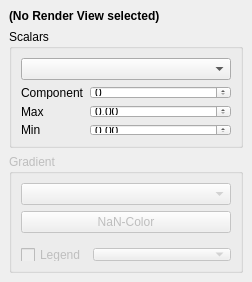
First picture: the form in gui/widgets/ColorMappingChooser.ui, repository kateyy/geohazardvis, before the edit.
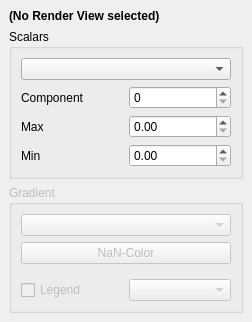
Second picture: the form after the edit.

Commit message: Fix ColorMappingChooser ui to work on windows+linux

The edit to the form file:
```diff
--- a/gui/widgets/ColorMappingChooser.ui
+++ b/gui/widgets/ColorMappingChooser.ui
@@ -7,7 +7,7 @@
     <x>0</x>
     <y>0</y>
     <width>252</width>
-    <height>304</height>
+    <height>351</height>
    </rect>
   </property>
   <property name="sizePolicy">
@@ -21,17 +21,11 @@
   </property>
   <widget class="QWidget" name="content">
    <property name="sizePolicy">
-    <sizepolicy hsizetype="Preferred" vsizetype="Fixed">
+    <sizepolicy hsizetype="Preferred" vsizetype="Maximum">
      <horstretch>0</horstretch>
      <verstretch>0</verstretch>
     </sizepolicy>
    </property>
-   <property name="maximumSize">
-    <size>
-     <width>16777215</width>
-     <height>282</height>
-    </size>
-   </property>
    <layout class="QVBoxLayout" name="mainLayout">
     <item>
      <widget class="QLabel" name="relatedRenderView">
@@ -51,12 +45,6 @@
     </item>
     <item>
      <widget class="QGroupBox" name="scalarsGroupBox">
-      <property name="sizePolicy">
-       <sizepolicy hsizetype="Preferred" vsizetype="Fixed">
-        <horstretch>0</horstretch>
-        <verstretch>0</verstretch>
-       </sizepolicy>
-      </property>
       <property name="title">
        <string>Scalars</string>
       </property>
@@ -90,12 +78,6 @@
           </item>
           <item row="2" column="0">
            <widget class="QLabel" name="minLabel">
-            <property name="sizePolicy">
-             <sizepolicy hsizetype="Fixed" vsizetype="Fixed">
-              <horstretch>0</horstretch>
-              <verstretch>0</verstretch>
-             </sizepolicy>
-            </property>
             <property name="text">
              <string>Min</string>
             </property>
@@ -110,12 +92,6 @@
           </item>
           <item row="1" column="0">
            <widget class="QLabel" name="maxLabel">
-            <property name="sizePolicy">
-             <sizepolicy hsizetype="Fixed" vsizetype="Fixed">
-              <horstretch>0</horstretch>
-              <verstretch>0</verstretch>
-             </sizepolicy>
-            </property>
             <property name="text">
              <string>Max</string>
             </property>
@@ -139,12 +115,6 @@
       <property name="enabled">
        <bool>false</bool>
       </property>
-      <property name="sizePolicy">
-       <sizepolicy hsizetype="Preferred" vsizetype="Fixed">
-        <horstretch>0</horstretch>
-        <verstretch>0</verstretch>
-       </sizepolicy>
-      </property>
       <property name="title">
        <string>Gradient</string>
       </property>
@@ -175,23 +145,10 @@
            <number>0</number>
           </property>
           <item row="0" column="1">
-           <widget class="QComboBox" name="legendPositionComboBox">
-            <property name="sizePolicy">
-             <sizepolicy hsizetype="Expanding" vsizetype="Fixed">
-              <horstretch>0</horstretch>
-              <verstretch>0</verstretch>
-             </sizepolicy>
-            </property>
-           </widget>
+           <widget class="QComboBox" name="legendPositionComboBox"/>
           </item>
           <item row="0" column="0">
            <widget class="QCheckBox" name="colorLegendCheckBox">
-            <property name="sizePolicy">
-             <sizepolicy hsizetype="Minimum" vsizetype="Fixed">
-              <horstretch>0</horstretch>
-              <verstretch>0</verstretch>
-             </sizepolicy>
-            </property>
             <property name="text">
              <string>Legend</string>
             </property>
```
